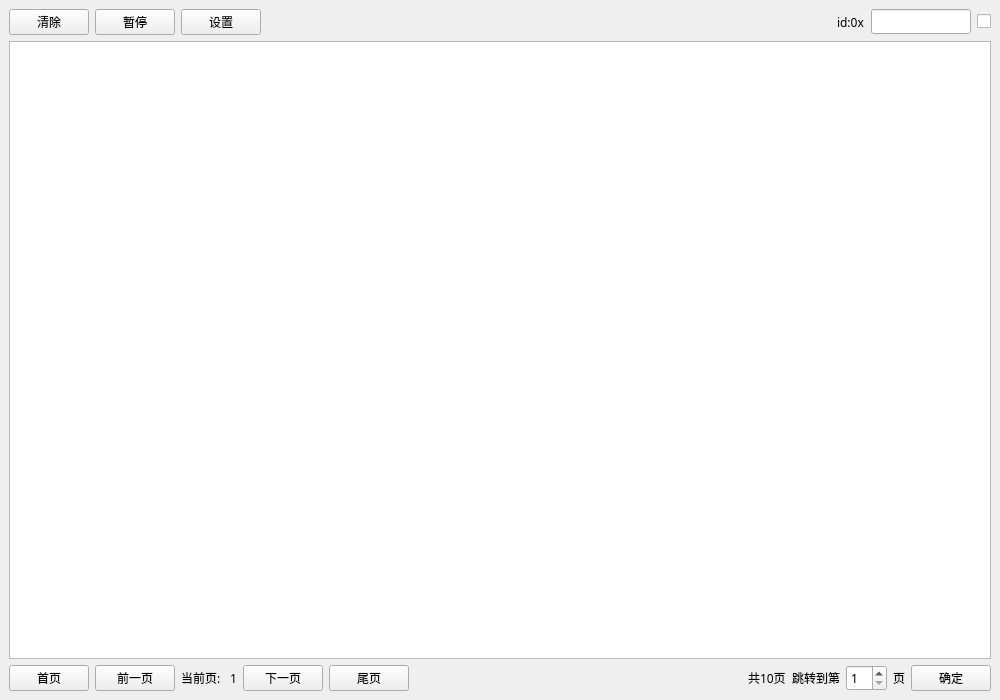
Old version of the form ZCAN_MINI/UI/canview_dockwidget.ui in the repository icanerandy/ZCAN_MINI.
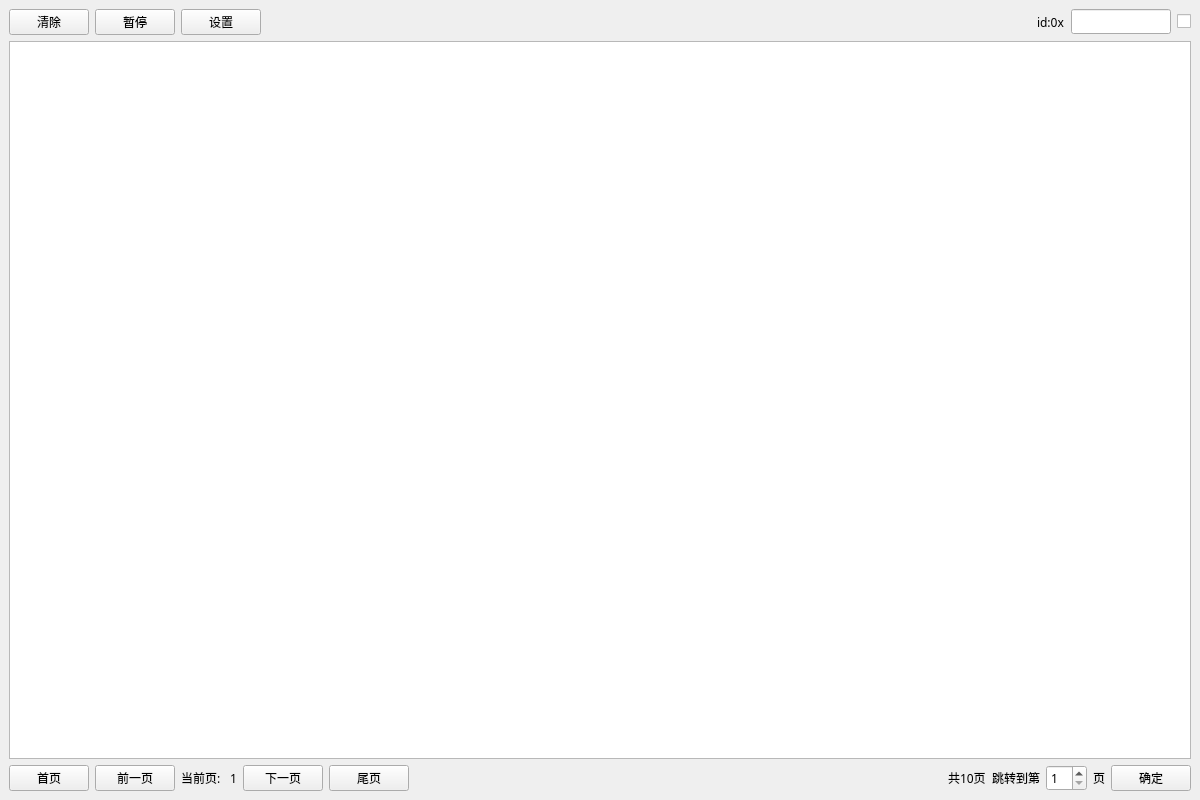
New version of the form. Custom widgets are drawn as their Qt base class.

```diff
--- a/ZCAN_MINI/UI/canview_dockwidget.ui
+++ b/ZCAN_MINI/UI/canview_dockwidget.ui
@@ -6,8 +6,8 @@
    <rect>
     <x>0</x>
     <y>0</y>
-    <width>1000</width>
-    <height>700</height>
+    <width>1200</width>
+    <height>800</height>
    </rect>
   </property>
   <property name="sizePolicy">
@@ -18,8 +18,8 @@
   </property>
   <property name="minimumSize">
    <size>
-    <width>1000</width>
-    <height>600</height>
+    <width>1200</width>
+    <height>700</height>
    </size>
   </property>
   <property name="font">
```
